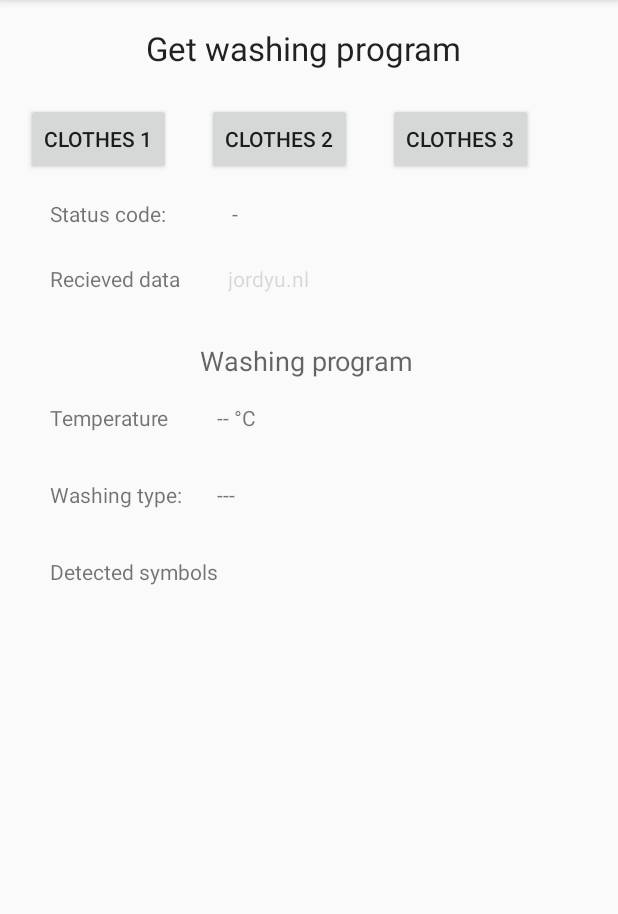
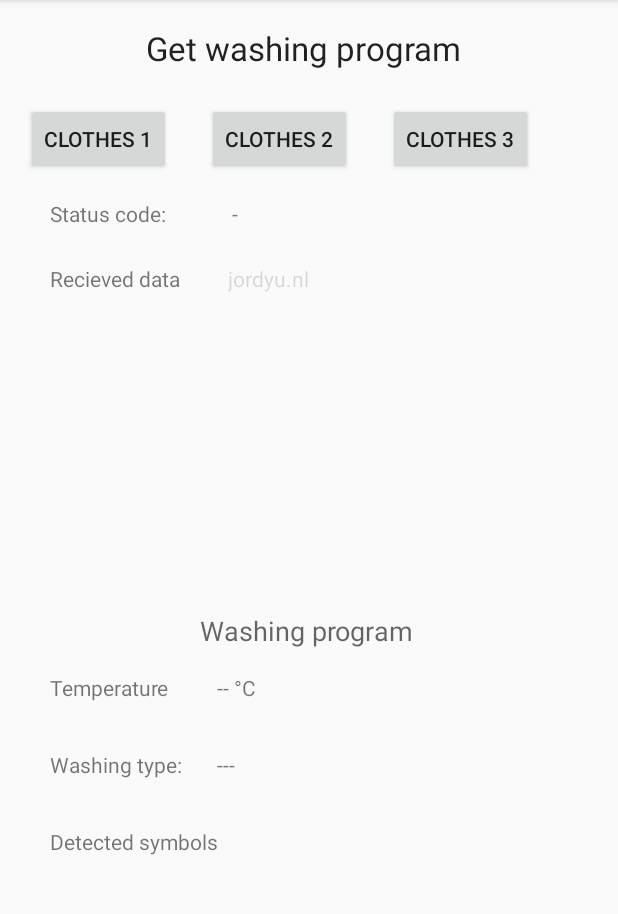
Before and after one commit to SMRLaundryApp/SmartWashingApp, an Android app: the screen it shows after launch (MainActivity), after a tap on "CLOTHES 1", on a phone screen of 412 x 824 dp, the part 84-998 px from its top. Run offline under Robolectric (Android 15) with nearby library versions, the phone set to English and light mode, and no system bars.

Commit message:
Manipulate the GET-request parameters with different buttons Press one of the 3 different buttons and use this URL: https://jordyu.nl/washmachine.php?id={BUTTON ID}

```diff
--- a/app/src/main/java/nl/jordyu/smartwashing/JsonPlaceHolderApi.java
+++ b/app/src/main/java/nl/jordyu/smartwashing/JsonPlaceHolderApi.java
@@ -5,13 +5,14 @@ import java.util.List;
 import retrofit2.Call;
 import retrofit2.http.GET;
 import retrofit2.http.Path;
+import retrofit2.http.Query;
 
 public interface JsonPlaceHolderApi {
 
-    @GET("washmachine.php")
+    @GET("washmachine.php?id=1")
     Call<List<Post>> getPosts();
 
-    @GET("washmachine.php?id={id}")
-    Call<List<Post>> washProgram(@Path("id") int imageId);
+    @GET("washmachine.php")
+    Call<List<Post>> washProgram(@Query("id") int imageId);
 
 }
--- a/app/src/main/java/nl/jordyu/smartwashing/MainActivity.java
+++ b/app/src/main/java/nl/jordyu/smartwashing/MainActivity.java
@@ -20,6 +20,7 @@ public class MainActivity extends AppCompatActivity {
     private TextView washingTypeTxt; //washingTypeTxt
     private TextView receiveDataTxt; //receiveDataTxt
     private TextView statusCodeTxt; //statusCodeTxt
+    private Retrofit retrofit;
 
     JsonPlaceHolderApi jsonPlaceHolderApi;
 
@@ -33,24 +34,26 @@ public class MainActivity extends AppCompatActivity {
         receiveDataTxt = findViewById(R.id.receiveDataTxt);
         statusCodeTxt = findViewById(R.id.statusCodeTxt);
 
+        retrofit = new Retrofit.Builder()
+                .baseUrl("https://jordyu.nl/")
+                .addConverterFactory(GsonConverterFactory.create())
+                .build();
 
+        jsonPlaceHolderApi = retrofit.create(JsonPlaceHolderApi.class);
     }
 
     public void clothesBtn1OnClick(View view) {
         System.out.println("Clothes button 1 pressed");
-        getWashingProgramOld();
+        //getWashingProgramOld();
+        getWashingProgram(1);
 
     }
 
-    public void getWashingProgramOld() {
-        Retrofit retrofit = new Retrofit.Builder()
-                .baseUrl("https://jordyu.nl/")
-                .addConverterFactory(GsonConverterFactory.create())
-                .build();
+    public void getWashingProgram(int imageId) {
 
-        JsonPlaceHolderApi jsonPlaceHolderApi = retrofit.create(JsonPlaceHolderApi.class);
+        Call<List<Post>> call;
+        call = jsonPlaceHolderApi.washProgram(imageId);
 
-        Call<List<Post>> call = jsonPlaceHolderApi.getPosts();
         call.enqueue(new Callback<List<Post>>() {
             @Override
             public void onResponse(Call<List<Post>> call, Response<List<Post>> response) {
@@ -62,6 +65,48 @@ public class MainActivity extends AppCompatActivity {
                 }
 
                 List<Post> posts = response.body();
+
+                receiveDataTxt.setText("");
+
+                for (Post post : posts) {
+                    String content = "";
+                    content += "ID: " + post.getId() + "\n";
+                    content += "Temperature: " + post.getTemperature() + "\n";
+                    content += "Washing type: " + post.getWashingType() + "\n\n";
+                    receiveDataTxt.append(content);
+                    System.out.println(content);
+                }
+
+            }
+
+            @Override
+            public void onFailure(Call<List<Post>> call, Throwable t) {
+                System.out.println("ERROR");
+                receiveDataTxt.setText(t.getMessage());
+                System.out.println(t.getMessage());
+
+            }
+        });
+    }
+
+    public void getWashingProgramOld() {
+
+
+        Call<List<Post>> call = jsonPlaceHolderApi.getPosts();
+        call.enqueue(new Callback<List<Post>>() {
+            @Override
+            public void onResponse(Call<List<Post>> call, Response<List<Post>> response) {
+                int responseCode = response.code(); //Show response code
+                statusCodeTxt.setText(Integer.toString(responseCode));
+                System.out.println(response.body());
+                if (!response.isSuccessful()) { // if responseCode is not in 200-299
+
+                    return;
+                }
+
+                List<Post> posts = response.body();
+
+                receiveDataTxt.setText("");
 
                 for (Post post : posts) {
                     String content = "";
@@ -76,10 +121,21 @@ public class MainActivity extends AppCompatActivity {
             @Override
             public void onFailure(Call<List<Post>> call, Throwable t) {
                 receiveDataTxt.setText(t.getMessage());
+                System.out.println("ON FAILURE:");
+                System.out.println(t.getMessage());
 
             }
         });
 
     }
 
+    public void clothesBtn2OnClick(View view) {
+        System.out.println("Clothes button 2 pressed");
+        getWashingProgram(2);
+    }
+
+    public void clothesBtn3OnClick(View view) {
+        System.out.println("Clothes button 3 pressed");
+        getWashingProgram(3);
+    }
 }
--- a/app/src/main/res/layout/activity_main.xml
+++ b/app/src/main/res/layout/activity_main.xml
@@ -127,11 +127,12 @@
 
         <TextView
             android:id="@+id/receiveDataTxt"
-            android:layout_width="108dp"
-            android:layout_height="36dp"
+            android:layout_width="249dp"
+            android:layout_height="216dp"
             android:layout_marginStart="32dp"
             android:enabled="false"
             android:text="TextView"
+            app:layout_constraintBottom_toBottomOf="parent"
             app:layout_constraintStart_toEndOf="@+id/textView3"
             app:layout_constraintTop_toTopOf="parent" />
     </androidx.constraintlayout.widget.ConstraintLayout>
@@ -160,6 +161,7 @@
             android:layout_height="wrap_content"
             android:layout_marginStart="24dp"
             android:text="Clothes 2"
+            android:onClick="clothesBtn2OnClick"
             app:layout_constraintStart_toEndOf="@+id/clothesBtn1"
             app:layout_constraintTop_toTopOf="parent" />
 
@@ -169,6 +171,7 @@
             android:layout_height="wrap_content"
             android:layout_marginStart="24dp"
             android:text="Clothes 3"
+            android:onClick="clothesBtn3OnClick"
             app:layout_constraintStart_toEndOf="@+id/clothesBtn2"
             app:layout_constraintTop_toTopOf="parent" />
     </androidx.constraintlayout.widget.ConstraintLayout>
```
